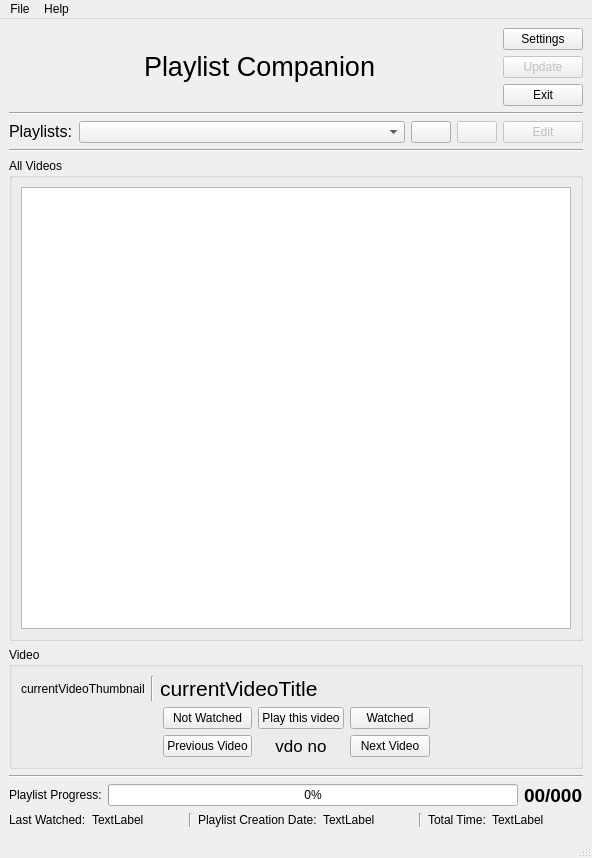
Old version of the form src/PlaylistCompanion/mainwindow.ui in the repository KaziRifatMorshed/Playlist-Companion.
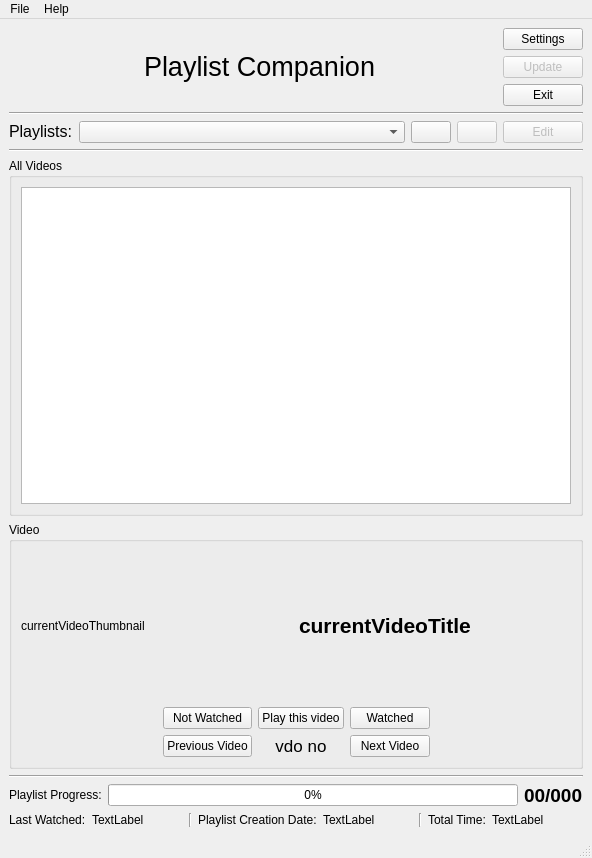
New version of the form. Icons and pictures are not drawn.

Patch:
```diff
--- a/src/PlaylistCompanion/mainwindow.ui
+++ b/src/PlaylistCompanion/mainwindow.ui
@@ -238,25 +238,30 @@
          <item>
           <widget class="QLabel" name="currentVideoThumbnail">
            <property name="sizePolicy">
-            <sizepolicy hsizetype="Fixed" vsizetype="Preferred">
+            <sizepolicy hsizetype="Preferred" vsizetype="Preferred">
              <horstretch>0</horstretch>
              <verstretch>0</verstretch>
             </sizepolicy>
            </property>
+           <property name="minimumSize">
+            <size>
+             <width>200</width>
+             <height>150</height>
+            </size>
+           </property>
            <property name="text">
             <string>currentVideoThumbnail</string>
            </property>
           </widget>
          </item>
-         <item>
-          <widget class="Line" name="line_6">
-           <property name="orientation">
-            <enum>Qt::Orientation::Vertical</enum>
-           </property>
-          </widget>
-         </item>
          <item>
           <widget class="QLabel" name="currentVideoTitle">
+           <property name="font">
+            <font>
+             <pointsize>16</pointsize>
+             <bold>true</bold>
+            </font>
+           </property>
            <property name="text">
             <string>&lt;html&gt;&lt;head/&gt;&lt;body&gt;&lt;p&gt;&lt;span style=&quot; font-size:16pt;&quot;&gt;currentVideoTitle&lt;/span&gt;&lt;/p&gt;&lt;/body&gt;&lt;/html&gt;</string>
            </property>
```
